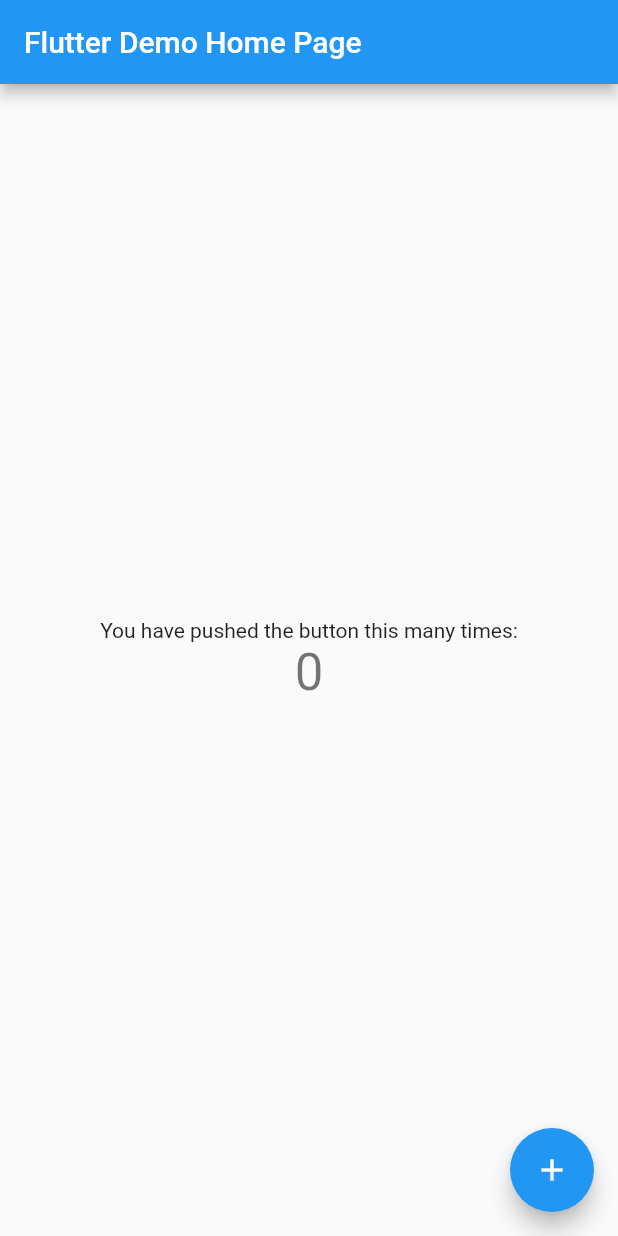
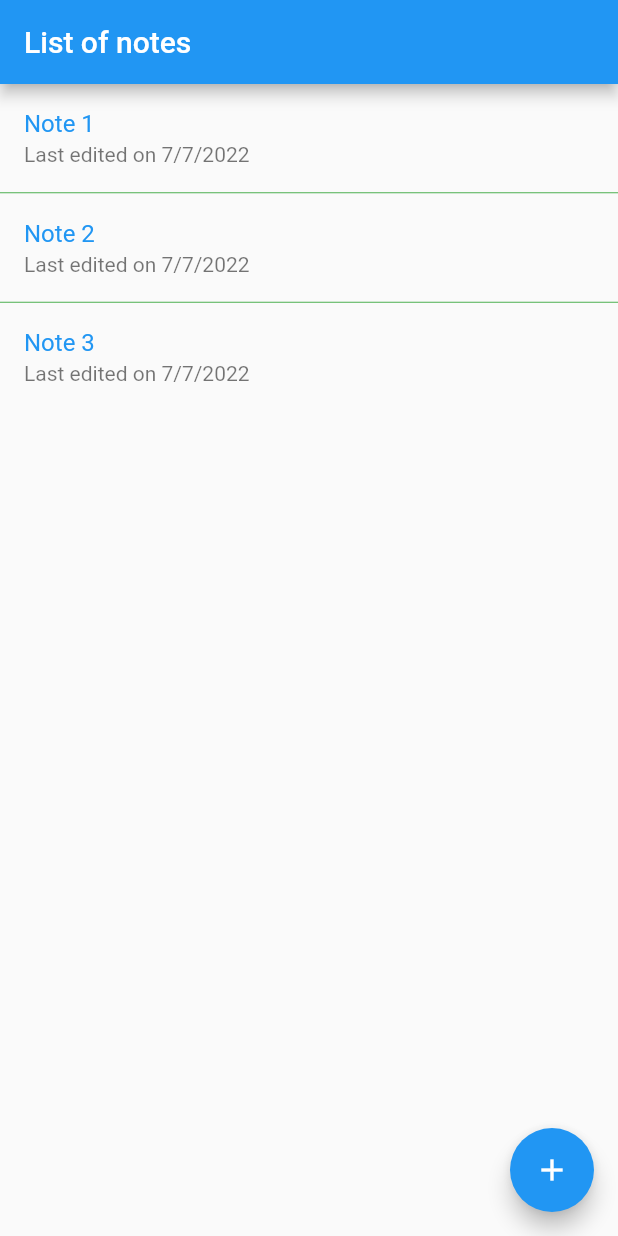
Before and after one commit to Zecleus/working_with_rest_api, a Flutter app: the screen it shows after launch, on a phone screen of 412 x 824 dp. Run offline on Flutter 3.47's test engine with Material 2 defaults, Android fonts, the phone set to English and light mode, and no system bars.

Commit message:
Added note_list_view and note_for_listing

```diff
--- a/lib/main.dart
+++ b/lib/main.dart
@@ -1,4 +1,7 @@
 import 'package:flutter/material.dart';
+// ignore_for_file: prefer_const_constructors
+
+import 'views/note_list.dart';
 
 void main() {
   runApp(const MyApp());
@@ -7,109 +10,14 @@
 class MyApp extends StatelessWidget {
   const MyApp({Key? key}) : super(key: key);
 
-  // This widget is the root of your application.
   @override
   Widget build(BuildContext context) {
     return MaterialApp(
       title: 'Flutter Demo',
       theme: ThemeData(
-        // This is the theme of your application.
-        //
-        // Try running your application with "flutter run". You'll see the
-        // application has a blue toolbar. Then, without quitting the app, try
-        // changing the primarySwatch below to Colors.green and then invoke
-        // "hot reload" (press "r" in the console where you ran "flutter run",
-        // or simply save your changes to "hot reload" in a Flutter IDE).
-        // Notice that the counter didn't reset back to zero; the application
-        // is not restarted.
         primarySwatch: Colors.blue,
       ),
-      home: const MyHomePage(title: 'Flutter Demo Home Page'),
+      home: NoteList(),
     );
   }
 }
-
-class MyHomePage extends StatefulWidget {
-  const MyHomePage({Key? key, required this.title}) : super(key: key);
-
-  // This widget is the home page of your application. It is stateful, meaning
-  // that it has a State object (defined below) that contains fields that affect
-  // how it looks.
-
-  // This class is the configuration for the state. It holds the values (in this
-  // case the title) provided by the parent (in this case the App widget) and
-  // used by the build method of the State. Fields in a Widget subclass are
-  // always marked "final".
-
-  final String title;
-
-  @override
-  State<MyHomePage> createState() => _MyHomePageState();
-}
-
-class _MyHomePageState extends State<MyHomePage> {
-  int _counter = 0;
-
-  void _incrementCounter() {
-    setState(() {
-      // This call to setState tells the Flutter framework that something has
-      // changed in this State, which causes it to rerun the build method below
-      // so that the display can reflect the updated values. If we changed
-      // _counter without calling setState(), then the build method would not be
-      // called again, and so nothing would appear to happen.
-      _counter++;
-    });
-  }
-
-  @override
-  Widget build(BuildContext context) {
-    // This method is rerun every time setState is called, for instance as done
-    // by the _incrementCounter method above.
-    //
-    // The Flutter framework has been optimized to make rerunning build methods
-    // fast, so that you can just rebuild anything that needs updating rather
-    // than having to individually change instances of widgets.
-    return Scaffold(
-      appBar: AppBar(
-        // Here we take the value from the MyHomePage object that was created by
-        // the App.build method, and use it to set our appbar title.
-        title: Text(widget.title),
-      ),
-      body: Center(
-        // Center is a layout widget. It takes a single child and positions it
-        // in the middle of the parent.
-        child: Column(
-          // Column is also a layout widget. It takes a list of children and
-          // arranges them vertically. By default, it sizes itself to fit its
-          // children horizontally, and tries to be as tall as its parent.
-          //
-          // Invoke "debug painting" (press "p" in the console, choose the
-          // "Toggle Debug Paint" action from the Flutter Inspector in Android
-          // Studio, or the "Toggle Debug Paint" command in Visual Studio Code)
-          // to see the wireframe for each widget.
-          //
-          // Column has various properties to control how it sizes itself and
-          // how it positions its children. Here we use mainAxisAlignment to
-          // center the children vertically; the main axis here is the vertical
-          // axis because Columns are vertical (the cross axis would be
-          // horizontal).
-          mainAxisAlignment: MainAxisAlignment.center,
-          children: <Widget>[
-            const Text(
-              'You have pushed the button this many times:',
-            ),
-            Text(
-              '$_counter',
-              style: Theme.of(context).textTheme.headline4,
-            ),
-          ],
-        ),
-      ),
-      floatingActionButton: FloatingActionButton(
-        onPressed: _incrementCounter,
-        tooltip: 'Increment',
-        child: const Icon(Icons.add),
-      ), // This trailing comma makes auto-formatting nicer for build methods.
-    );
-  }
-}
--- /dev/null
+++ b/lib/models/note_for_listing.dart
@@ -0,0 +1,12 @@
+class NoteForListing {
+  String? noteID;
+  String? noteTitle;
+  DateTime? createDateTime;
+  DateTime? latestEditDateTime;
+
+  NoteForListing(
+      {this.noteID,
+      this.noteTitle,
+      this.createDateTime,
+      this.latestEditDateTime});
+}
--- /dev/null
+++ b/lib/views/note_list.dart
@@ -0,0 +1,62 @@
+import 'package:flutter/material.dart';
+import 'package:working_with_rest_api/models/note_for_listing.dart';
+// ignore_for_file: prefer_const_constructors
+
+class NoteList extends StatelessWidget {
+  NoteList({Key? key}) : super(key: key);
+
+  final notes = [
+    NoteForListing(
+      noteID: "1",
+      createDateTime: DateTime.now(),
+      latestEditDateTime: DateTime.now(),
+      noteTitle: "Note 1",
+    ),
+    NoteForListing(
+      noteID: "2",
+      createDateTime: DateTime.now(),
+      latestEditDateTime: DateTime.now(),
+      noteTitle: "Note 2",
+    ),
+    NoteForListing(
+      noteID: "3",
+      createDateTime: DateTime.now(),
+      latestEditDateTime: DateTime.now(),
+      noteTitle: "Note 3",
+    ),
+  ];
+
+  String formatDateTime(DateTime dateTime) {
+    return '${dateTime.day}/${dateTime.month}/${dateTime.year}';
+  }
+
+  @override
+  Widget build(BuildContext context) {
+    return Scaffold(
+      appBar: AppBar(
+        title: Text('List of notes'),
+      ),
+      floatingActionButton: FloatingActionButton(
+        onPressed: () {},
+        child: Icon(Icons.add),
+      ),
+      body: ListView.separated(
+        separatorBuilder: (_, __) => Divider(
+          height: 1,
+          color: Colors.green,
+        ),
+        itemBuilder: (_, index) {
+          return ListTile(
+            title: Text(
+              notes[index].noteTitle!,
+              style: TextStyle(color: Theme.of(context).primaryColor),
+            ),
+            subtitle: Text(
+                'Last edited on ${formatDateTime(notes[index].latestEditDateTime!)}'),
+          );
+        },
+        itemCount: notes.length,
+      ),
+    );
+  }
+}
```
